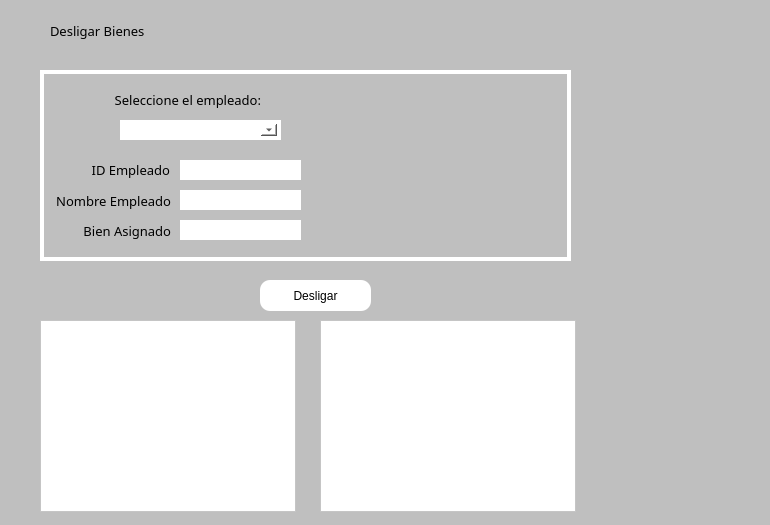
Qt form src/052_desligar_bienes.ui (rvqzs/tresPatitos) before a commit.
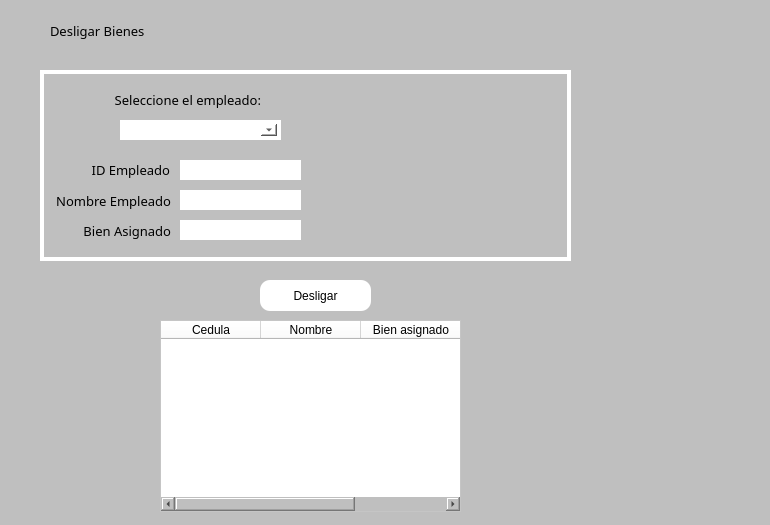
The same form after that commit. Icons and pictures are not drawn.

```diff
--- a/src/052_desligar_bienes.ui
+++ b/src/052_desligar_bienes.ui
@@ -26,31 +26,12 @@
   <property name="styleSheet">
    <string notr="true">background-color: rgb(191, 191, 191);</string>
   </property>
-  <widget class="QTableWidget" name="tblDesligar">
-   <property name="geometry">
-    <rect>
-     <x>40</x>
-     <y>320</y>
-     <width>256</width>
-     <height>192</height>
-    </rect>
-   </property>
-   <property name="styleSheet">
-    <string notr="true">background-color: rgb(255, 255, 255);</string>
-   </property>
-   <property name="editTriggers">
-    <set>QAbstractItemView::NoEditTriggers</set>
-   </property>
-   <property name="selectionBehavior">
-    <enum>QAbstractItemView::SelectRows</enum>
-   </property>
-  </widget>
   <widget class="QTableWidget" name="tblDesligar2">
    <property name="geometry">
     <rect>
-     <x>320</x>
+     <x>160</x>
      <y>320</y>
-     <width>256</width>
+     <width>301</width>
      <height>192</height>
     </rect>
    </property>
@@ -63,6 +44,30 @@
    <property name="selectionBehavior">
     <enum>QAbstractItemView::SelectRows</enum>
    </property>
+   <property name="columnCount">
+    <number>3</number>
+   </property>
+   <attribute name="horizontalHeaderCascadingSectionResizes">
+    <bool>false</bool>
+   </attribute>
+   <attribute name="horizontalHeaderShowSortIndicator" stdset="0">
+    <bool>false</bool>
+   </attribute>
+   <column>
+    <property name="text">
+     <string>Cedula</string>
+    </property>
+   </column>
+   <column>
+    <property name="text">
+     <string>Nombre</string>
+    </property>
+   </column>
+   <column>
+    <property name="text">
+     <string>Bien asignado</string>
+    </property>
+   </column>
   </widget>
   <widget class="QFrame" name="frame">
    <property name="geometry">
```
Left out of the diff: 2 changed lines with no effect on the pictures.
